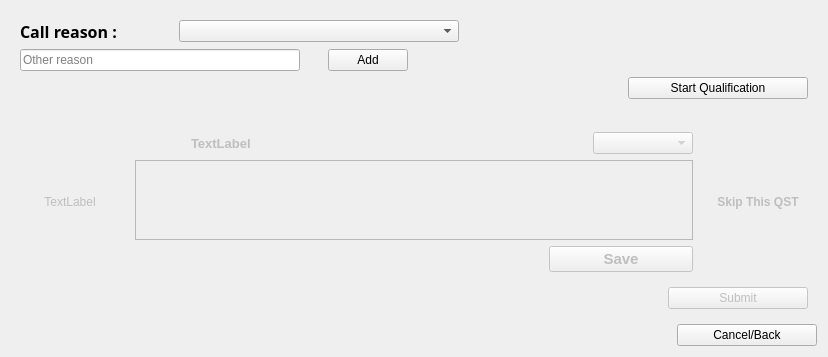
The window that ui/newqalif.ui (YassineBaghdadi/QM) describes before a commit, drawn with Qt 5.
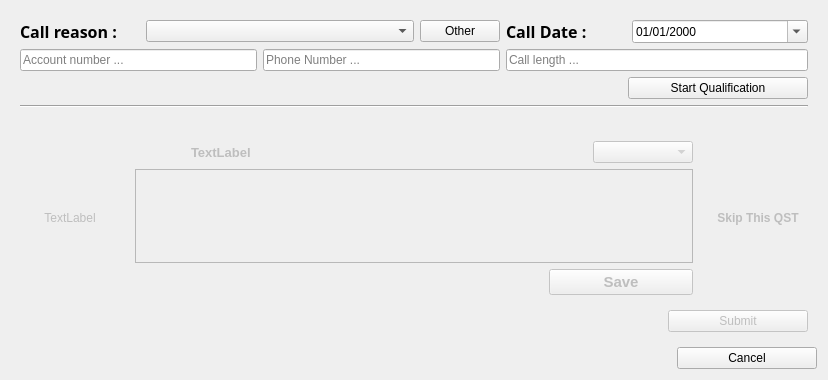
The same window after the commit.

```diff
--- a/ui/newqalif.ui
+++ b/ui/newqalif.ui
@@ -7,7 +7,7 @@
     <x>0</x>
     <y>0</y>
     <width>828</width>
-    <height>357</height>
+    <height>380</height>
    </rect>
   </property>
   <property name="windowTitle">
@@ -18,23 +18,68 @@
     <widget class="QWidget" name="widget_2" native="true">
      <layout class="QVBoxLayout" name="verticalLayout_3">
       <item>
-       <layout class="QVBoxLayout" name="verticalLayout_5">
-        <item>
-         <layout class="QHBoxLayout" name="horizontalLayout">
-          <property name="spacing">
-           <number>6</number>
+       <layout class="QGridLayout" name="gridLayout">
+        <item row="1" column="1">
+         <widget class="QLineEdit" name="CN">
+          <property name="placeholderText">
+           <string>Call length ...</string>
           </property>
+         </widget>
+        </item>
+        <item row="0" column="1">
+         <layout class="QHBoxLayout" name="horizontalLayout_9">
           <item>
-           <widget class="QLabel" name="label">
+           <widget class="QLabel" name="label_5">
             <property name="minimumSize">
              <size>
-              <width>153</width>
+              <width>120</width>
               <height>0</height>
              </size>
             </property>
             <property name="maximumSize">
              <size>
-              <width>153</width>
+              <width>120</width>
+              <height>16777215</height>
+             </size>
+            </property>
+            <property name="font">
+             <font>
+              <family>Segoe Print</family>
+              <pointsize>12</pointsize>
+              <weight>75</weight>
+              <bold>true</bold>
+             </font>
+            </property>
+            <property name="text">
+             <string>Call Date : </string>
+            </property>
+           </widget>
+          </item>
+          <item>
+           <widget class="QDateEdit" name="dateEdit">
+            <property name="displayFormat">
+             <string>dd/MM/yyyy</string>
+            </property>
+            <property name="calendarPopup">
+             <bool>true</bool>
+            </property>
+           </widget>
+          </item>
+         </layout>
+        </item>
+        <item row="0" column="0">
+         <layout class="QHBoxLayout" name="horizontalLayout_10">
+          <item>
+           <widget class="QLabel" name="label_6">
+            <property name="minimumSize">
+             <size>
+              <width>120</width>
+              <height>0</height>
+             </size>
+            </property>
+            <property name="maximumSize">
+             <size>
+              <width>120</width>
               <height>16777215</height>
              </size>
             </property>
@@ -55,48 +100,18 @@
            <widget class="QComboBox" name="comboBox">
             <property name="minimumSize">
              <size>
-              <width>280</width>
+              <width>268</width>
               <height>0</height>
              </size>
             </property>
             <property name="maximumSize">
              <size>
-              <width>280</width>
+              <width>16777215</width>
               <height>16777215</height>
              </size>
             </property>
-           </widget>
-          </item>
-          <item>
-           <spacer name="horizontalSpacer_3">
-            <property name="orientation">
-             <enum>Qt::Horizontal</enum>
-            </property>
-            <property name="sizeHint" stdset="0">
-             <size>
-              <width>40</width>
-              <height>20</height>
-             </size>
-            </property>
-           </spacer>
-          </item>
-         </layout>
-        </item>
-        <item>
-         <layout class="QHBoxLayout" name="horizontalLayout_4">
-          <property name="spacing">
-           <number>28</number>
-          </property>
-          <item>
-           <widget class="QLineEdit" name="lineEdit">
-            <property name="maximumSize">
-             <size>
-              <width>280</width>
-              <height>16777215</height>
-             </size>
-            </property>
-            <property name="placeholderText">
-             <string>Other reason</string>
+            <property name="cursor">
+             <cursorShape>PointingHandCursor</cursorShape>
             </property>
            </widget>
           </item>
@@ -109,27 +124,32 @@
              </size>
             </property>
             <property name="text">
-             <string>Add</string>
+             <string>Other</string>
             </property>
            </widget>
           </item>
+         </layout>
+        </item>
+        <item row="1" column="0">
+         <layout class="QHBoxLayout" name="horizontalLayout_11">
           <item>
-           <spacer name="horizontalSpacer_4">
-            <property name="orientation">
-             <enum>Qt::Horizontal</enum>
+           <widget class="QLineEdit" name="accN">
+            <property name="placeholderText">
+             <string>Account number ...</string>
             </property>
-            <property name="sizeHint" stdset="0">
-             <size>
-              <width>40</width>
-              <height>20</height>
-             </size>
+           </widget>
+          </item>
+          <item>
+           <widget class="QLineEdit" name="PhN">
+            <property name="placeholderText">
+             <string>Phone Number ...</string>
             </property>
-           </spacer>
+           </widget>
           </item>
          </layout>
         </item>
-        <item>
-         <layout class="QHBoxLayout" name="horizontalLayout_5">
+        <item row="2" column="1">
+         <layout class="QHBoxLayout" name="horizontalLayout_12">
           <item>
            <spacer name="horizontalSpacer_5">
             <property name="orientation">
@@ -160,6 +180,13 @@
         </item>
        </layout>
       </item>
+      <item>
+       <widget class="Line" name="line_3">
+        <property name="orientation">
+         <enum>Qt::Horizontal</enum>
+        </property>
+       </widget>
+      </item>
      </layout>
     </widget>
    </item>
@@ -394,7 +421,7 @@
         </size>
        </property>
        <property name="text">
-        <string>Cancel/Back</string>
+        <string>Cancel</string>
        </property>
       </widget>
      </item>
```
Left out of the diff: 22 changed lines with no effect on the pictures.
